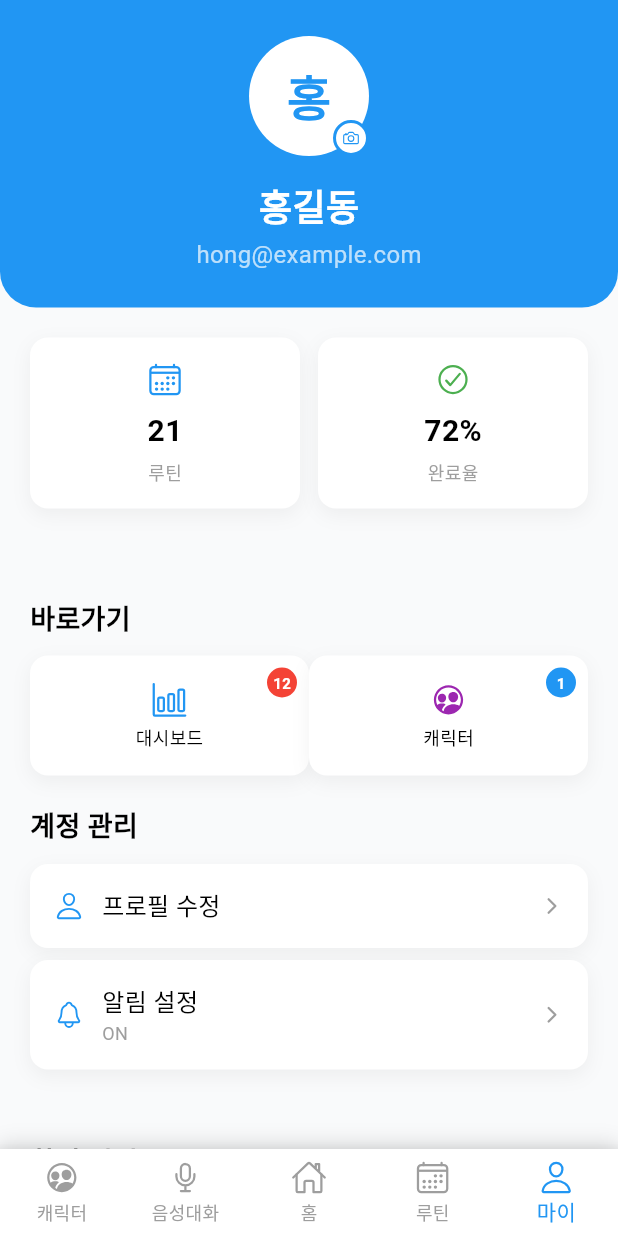
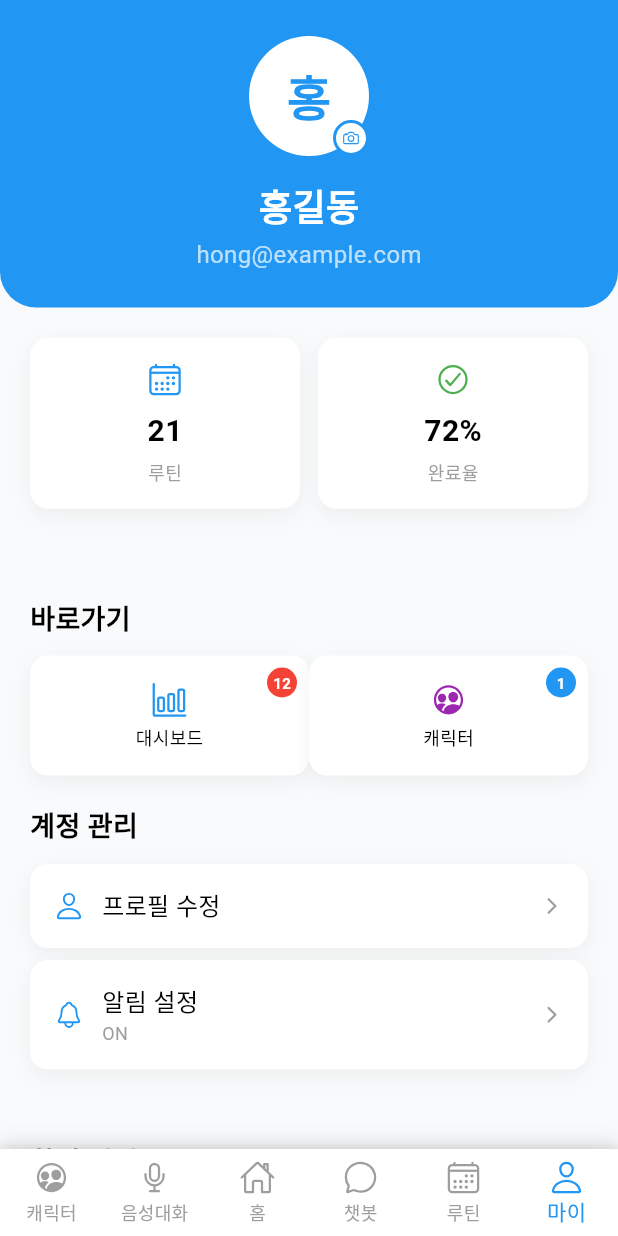
Before and after one commit to fufckddl/2025_AI_HACKATHON_FE, a Flutter app: the MyInfoScreen screen opened directly, after a tap on an icon or button, on a phone screen of 412 x 824 dp. Run offline on Flutter 3.47's test engine with Material 3 defaults, Android fonts, the phone set to English and light mode, and no system bars; our stand-ins replace ionicons, speech_to_text.

Commit message:
하단 네비게이션 바에 챗봇 탭 추가 (총 6개 메뉴)
- 하단 네비게이션 바에 챗봇 탭 추가 (index: 3)
- 챗봇 화면에 하단 네비게이션 바 연결
- 마이페이지 인덱스 조정 (4 → 5)
- 6개 메뉴 구성: 캐릭터, 음성대화, 홈, 챗봇, 루틴, 마이
- 모든 화면에서 일관된 네비게이션 제공

```diff
--- a/lib/components/bottom_navigation_bar.dart
+++ b/lib/components/bottom_navigation_bar.dart
@@ -4,6 +4,7 @@ import '../constants/app_colors.dart';
 import '../screens/home.dart';
 import '../screens/character_selection_screen.dart';
 import '../screens/voice_chat_screen.dart';
+import '../screens/chatbot_screen.dart';
 import '../routine/list_routine_screen.dart';
 import '../info/myInfo.dart';
 
@@ -56,14 +57,21 @@ class CustomBottomNavigationBar extends StatelessWidget {
                 builder: (context) => const HomeScreen(),
               ),
             );
-          } else if (index == 3) { // 루틴 탭
+          } else if (index == 3) { // 챗봇 탭
+            Navigator.push(
+              context,
+              MaterialPageRoute(
+                builder: (context) => const ChatbotScreen(),
+              ),
+            );
+          } else if (index == 4) { // 루틴 탭
             Navigator.push(
               context,
               MaterialPageRoute(
                 builder: (context) => const ListRoutineScreen(),
               ),
             );
-          } else if (index == 4) { // 마이페이지 탭
+          } else if (index == 5) { // 마이페이지 탭
             Navigator.push(
               context,
               MaterialPageRoute(
@@ -87,6 +95,10 @@ class CustomBottomNavigationBar extends StatelessWidget {
             label: '홈',
           ),
           BottomNavigationBarItem(
+            icon: Icon(Ionicons.chatbubble_outline),
+            label: '챗봇',
+          ),
+          BottomNavigationBarItem(
             icon: Icon(Ionicons.calendar_outline),
             label: '루틴',
           ),
--- a/lib/info/myInfo.dart
+++ b/lib/info/myInfo.dart
@@ -83,7 +83,7 @@ class _MyInfoScreenState extends State<MyInfoScreen> {
           ),
         ),
       ),
-      bottomNavigationBar: CustomBottomNavigationBar(currentIndex: 4),
+      bottomNavigationBar: CustomBottomNavigationBar(currentIndex: 5),
     );
   }
 
--- a/lib/screens/chatbot_screen.dart
+++ b/lib/screens/chatbot_screen.dart
@@ -2,6 +2,7 @@ import 'package:flutter/material.dart';
 import 'package:flutter/services.dart';
 import 'package:ionicons/ionicons.dart';
 import '../constants/app_colors.dart';
+import '../components/bottom_navigation_bar.dart';
 
 class ChatMessage {
   final String text;
@@ -171,6 +172,7 @@ class _ChatbotScreenState extends State<ChatbotScreen> {
           _buildMessageInput(),
         ],
       ),
+      bottomNavigationBar: const CustomBottomNavigationBar(currentIndex: 3),
     );
   }
 
```
